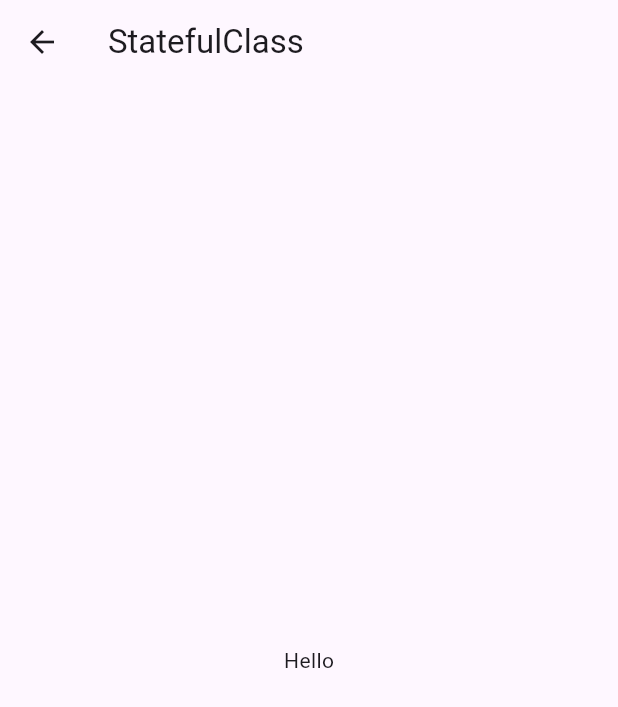
After one commit to VaibhavPagare25/Daily-Flutter, a Flutter app: the StatefulClass screen opened directly, on a phone screen of 412 x 824 dp. The commit adds this screen. Shown: the top 707 px of the screen. Run offline on Flutter 3.47's test engine with Material 3 defaults, Android fonts, the light colour scheme and no system bars; missing offline and left inert: number_to_words_english.

Commit message:
Some files are added

```diff
--- /dev/null
+++ b/Feb-20-24/textfield_statefulwidget/lib/lists.dart
@@ -0,0 +1 @@
+int screenCount = 0;
--- /dev/null
+++ b/Feb-20-24/textfield_statefulwidget/lib/stateful_class.dart
@@ -0,0 +1,22 @@
+import 'package:flutter/material.dart';
+
+class StatefulClass extends StatefulWidget {
+  const StatefulClass({super.key});
+
+  @override
+  State<StatefulClass> createState() => _StatefulClassState();
+}
+
+class _StatefulClassState extends State<StatefulClass> {
+  @override
+  Widget build(BuildContext context) {
+    return Scaffold(
+      appBar: AppBar(
+        title: const Text("StatefulClass"),
+      ),
+      body: Center(
+        child: const Text("Hello"),
+      ),
+    );
+  }
+}
```
Also changed, not shown: Feb-20-24/textfield_statefulwidget/lib/main.dart (+70 -6 lines), Feb-20-24/textfield_statefulwidget/lib/widget_lifecycle.dart (+16 -11 lines).
